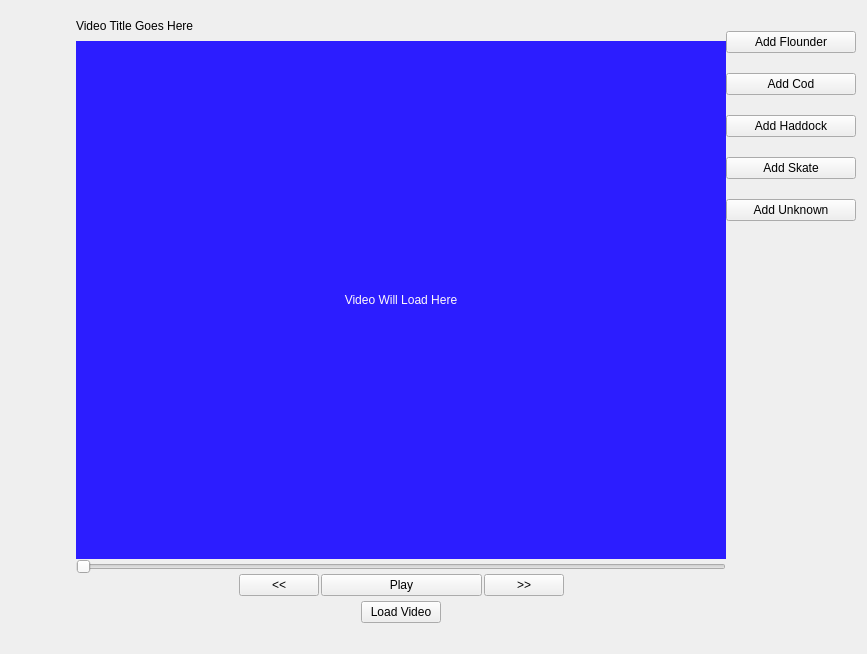
Qt form FishGUI/mainwindow.ui (cvisionai/Tator-Native) before a commit.
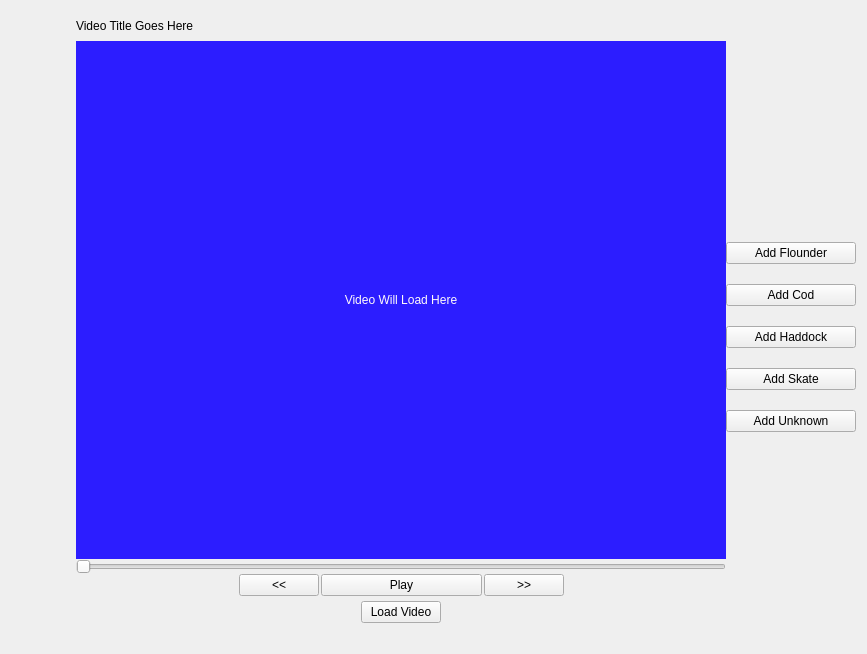
The same form after that commit.

```diff
--- a/FishGUI/mainwindow.ui
+++ b/FishGUI/mainwindow.ui
@@ -313,6 +313,19 @@
      </item>
      <item>
       <layout class="QVBoxLayout" name="verticalLayout_3">
+       <item>
+        <spacer name="verticalSpacer_10">
+         <property name="orientation">
+          <enum>Qt::Vertical</enum>
+         </property>
+         <property name="sizeHint" stdset="0">
+          <size>
+           <width>20</width>
+           <height>40</height>
+          </size>
+         </property>
+        </spacer>
+       </item>
        <item>
         <spacer name="horizontalSpacer_4">
          <property name="orientation">
```
Left out of the diff: 4 changed lines with no effect on the pictures.
